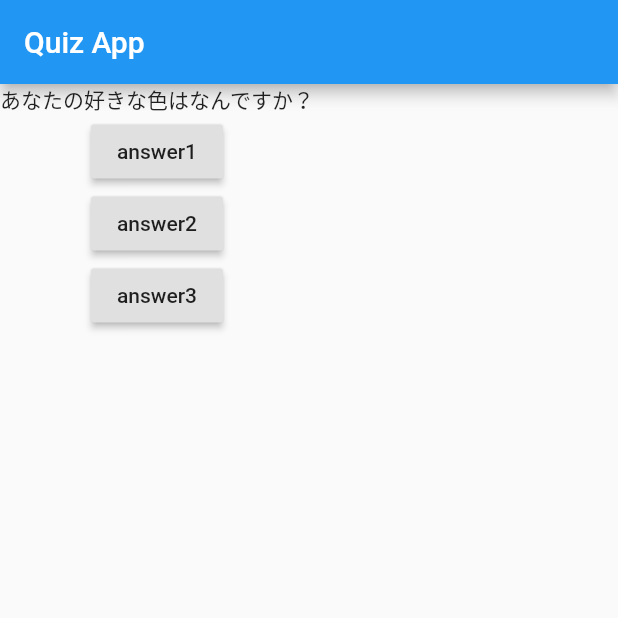
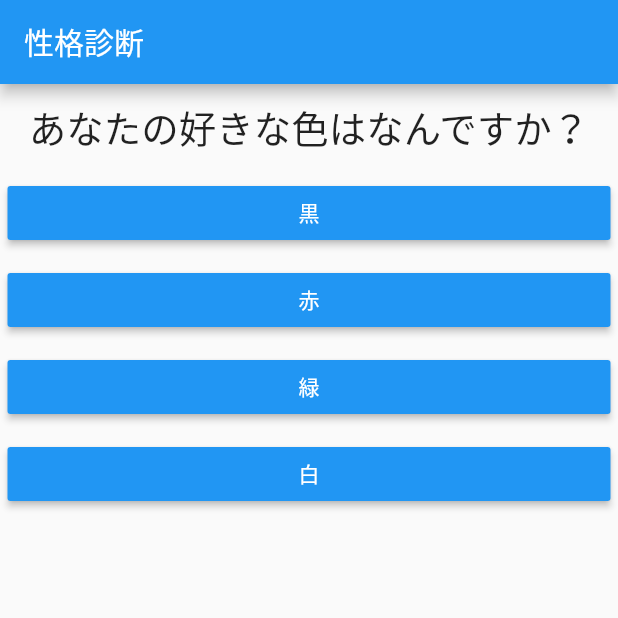
Before and after one commit to YuikoIto/quizapp_flutter, a Flutter app: the screen it shows after launch, on a phone screen of 412 x 824 dp, the top half of it. Run offline on Flutter 3.47's test engine with Material 2 defaults, Android fonts, the phone set to English and light mode, and no system bars.

Commit message:
make pages

```diff
--- /dev/null
+++ b/lib/answer.dart
@@ -0,0 +1,20 @@
+import 'package:flutter/material.dart';
+
+class Answer extends StatelessWidget {
+  final Function selectHandler;
+  final String answerText;
+  Answer(this.selectHandler, this.answerText);
+  @override
+  Widget build(BuildContext context) {
+    return Container(
+      margin: EdgeInsets.all(5),
+      width: double.infinity,
+      child: RaisedButton(
+        color: Colors.blue,
+        textColor: Colors.white,
+        child: Text(answerText),
+        onPressed: selectHandler,
+      ),
+    );
+  }
+}
--- a/lib/main.dart
+++ b/lib/main.dart
@@ -1,42 +1,57 @@
 import 'package:flutter/material.dart';
+import './question.dart';
+import './answer.dart';
 
 void main() => runApp(MyApp());
 
-class MyApp extends StatelessWidget {
-  var questionIndex = 0;
+class MyApp extends StatefulWidget {
+  @override
+  State<StatefulWidget> createState() {
+    // TODO: implement createState
+    return _MyAppState();
+  }
+}
 
-  void answerQuestion() {
-    questionIndex += 1;
-    print(questionIndex);
+class _MyAppState extends State<MyApp> {
+  var _questionIndex = 0;
+  void _answerQuestion() {
+    setState(() {
+      _questionIndex += 1;
+    });
+
+    print(_questionIndex);
   }
 
   @override
   Widget build(BuildContext context) {
-    var questions = ['あなたの好きな色はなんですか？', 'あなたの好きな動物はなんですか？'];
+    var questions = [
+      {
+        'questionText': 'あなたの好きな色はなんですか？',
+        'answers': ['黒', '赤', '緑', '白'],
+      },
+      {
+        'questionText': 'あなたは何型ですか？',
+        'answers': ['A', 'B', 'AB', 'O'],
+      },
+      {
+        'questionText': 'あなたの性格は？',
+        'answers': ['穏やか', '激しい', '冷静', '情緒不安定'],
+      },
+    ];
     return MaterialApp(
       home: Scaffold(
         appBar: AppBar(
-          title: Text('Quiz App'),
+          title: Text('性格診断'),
         ),
         body: Column(
           children: [
-            Text(
-              questions[questionIndex],
+            Question(
+              questions[_questionIndex]['questionText'],
             ),
-            RaisedButton(
-              child: Text('answer1'),
-              onPressed: answerQuestion,
-            ),
-            RaisedButton(
-              child: Text('answer2'),
-              onPressed: () => print('answer2'),
-            ),
-            RaisedButton(
-              child: Text('answer3'),
-              onPressed: () {
-                print('answer3');
-              },
-            ),
+            ...(questions[_questionIndex]['answers'] as List<String>)
+                .map((answer) {
+              return Answer(_answerQuestion, answer);
+            }).toList()
           ],
         ),
       ),
--- /dev/null
+++ b/lib/question.dart
@@ -0,0 +1,20 @@
+import 'package:flutter/material.dart';
+
+class Question extends StatelessWidget {
+  final String questionText;
+
+  Question(this.questionText);
+
+  @override
+  Widget build(BuildContext context) {
+    return Container(
+      width: double.infinity,
+      margin: EdgeInsets.all(10),
+      child: Text(
+        questionText,
+        style: TextStyle(fontSize: 25),
+        textAlign: TextAlign.center,
+      ),
+    );
+  }
+}
```
